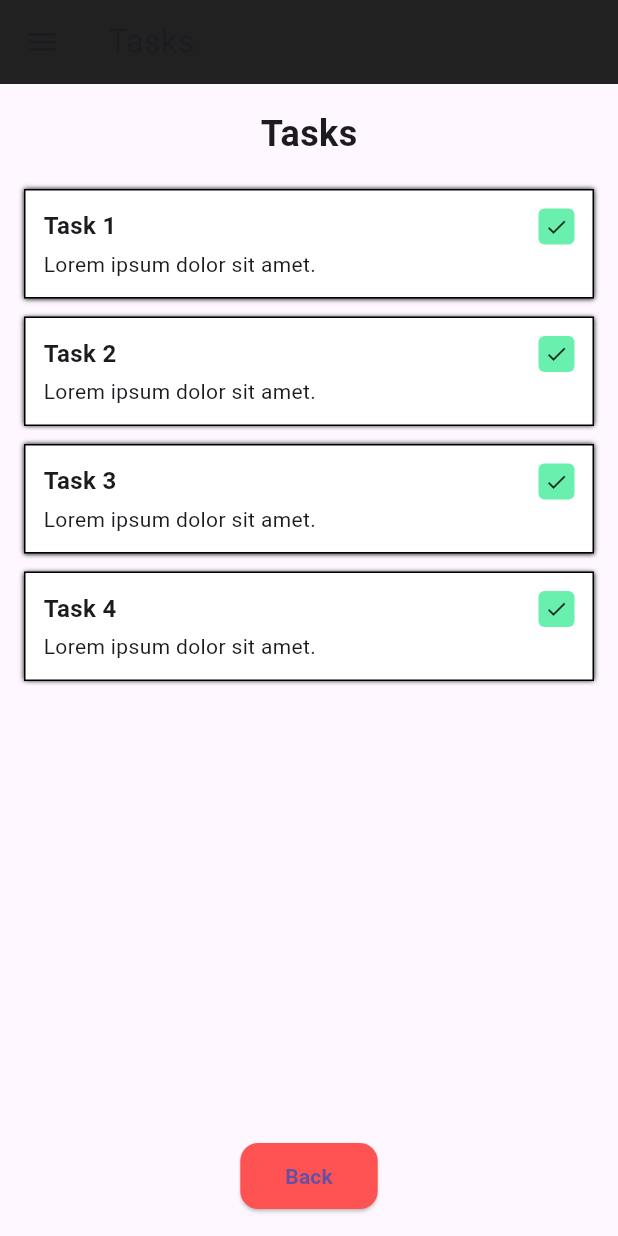
After one commit to HorsesDevelopers/iot-mobile, a Flutter app: the TasksPage screen opened by its route, on a phone screen of 412 x 824 dp. The commit adds this screen. Run offline on Flutter 3.47's test engine with Material 3 defaults, Android fonts, the phone set to English and light mode, and no system bars; our stand-ins replace dartz, equatable, shared_preferences; accounts and stored records are empty; network calls fail.

Commit message:
feat(tasks): create tasks page

```diff
--- a/lib/features/home/presentation/pages/home_page.dart
+++ b/lib/features/home/presentation/pages/home_page.dart
@@ -199,7 +199,11 @@ class _HomePageState extends State<HomePage> {
 
   Widget _buildActionButton(String text) {
     return ElevatedButton(
-      onPressed: () {},
+      onPressed: () {
+        if (text == 'See Tasks') {
+          Navigator.pushReplacementNamed(context, '/tasks');
+        }
+      },
       style: ElevatedButton.styleFrom(
         backgroundColor: Colors.redAccent.shade100,
         padding: const EdgeInsets.symmetric(vertical: 12),
--- /dev/null
+++ b/lib/features/tasks/application/task_provider.dart
@@ -0,0 +1,18 @@
+import 'package:flutter/material.dart';
+
+class TaskProvider extends ChangeNotifier {
+  final List<String> _tasks = ['Task 1', 'Task 2', 'Task 3', 'Task 4'];
+
+  List<String> get tasks => _tasks;
+
+  void removeTask(int index) {
+    _tasks.removeAt(index);
+    notifyListeners();
+  }
+
+  void resetTasks() {
+    _tasks.clear();
+    _tasks.addAll(['Task 1', 'Task 2', 'Task 3', 'Task 4']);
+    notifyListeners();
+  }
+}
--- /dev/null
+++ b/lib/features/tasks/presentation/pages/tasks_page.dart
@@ -0,0 +1,57 @@
+import 'package:flutter/material.dart';
+import 'package:provider/provider.dart';
+import '../widgets/task_card.dart';
+import 'package:mobile/features/tasks/application/task_provider.dart';
+
+class TasksPage extends StatelessWidget {
+  const TasksPage({super.key});
+
+  @override
+  Widget build(BuildContext context) {
+    final taskProvider = Provider.of<TaskProvider>(context);
+    final tasks = taskProvider.tasks;
+
+    return Scaffold(
+      appBar: AppBar(
+        title: const Text('Tasks'),
+        backgroundColor: Colors.black87,
+      ),
+      drawer: const Drawer(),
+      body: Padding(
+        padding: const EdgeInsets.all(16.0),
+        child: Column(
+          children: [
+            const Text('Tasks',
+                style: TextStyle(fontSize: 24, fontWeight: FontWeight.bold)),
+            const SizedBox(height: 20),
+            Expanded(
+              child: ListView.builder(
+                itemCount: tasks.length,
+                itemBuilder: (context, index) {
+                  return TaskCard(
+                    title: tasks[index],
+                    description: 'Lorem ipsum dolor sit amet.',
+                    onCheck: () => taskProvider.removeTask(index),
+                  );
+                },
+              ),
+            ),
+            ElevatedButton(
+              onPressed: () {
+                Navigator.pushReplacementNamed(context, '/home');
+              },
+              style: ElevatedButton.styleFrom(
+                backgroundColor: Colors.redAccent,
+                padding: const EdgeInsets.symmetric(horizontal: 30, vertical: 12),
+                shape: RoundedRectangleBorder(
+                    borderRadius: BorderRadius.circular(12)),
+              ),
+              child: const Text('Back',
+                  style: TextStyle(fontWeight: FontWeight.bold)),
+            )
+          ],
+        ),
+      ),
+    );
+  }
+}
--- /dev/null
+++ b/lib/features/tasks/presentation/widgets/task_card.dart
@@ -0,0 +1,55 @@
+import 'package:flutter/material.dart';
+
+class TaskCard extends StatelessWidget {
+  final String title;
+  final String description;
+  final VoidCallback onCheck;
+
+  const TaskCard({
+    super.key,
+    required this.title,
+    required this.description,
+    required this.onCheck,
+  });
+
+  @override
+  Widget build(BuildContext context) {
+    return Container(
+      margin: const EdgeInsets.only(bottom: 12),
+      padding: const EdgeInsets.all(12),
+      decoration: BoxDecoration(
+        border: Border.all(),
+        color: Colors.white,
+        boxShadow: const [BoxShadow(blurRadius: 2)],
+      ),
+      child: Row(
+        crossAxisAlignment: CrossAxisAlignment.start,
+        children: [
+          Expanded(
+            child: Column(
+              crossAxisAlignment: CrossAxisAlignment.start,
+              children: [
+                Text(title,
+                    style:
+                    const TextStyle(fontSize: 16, fontWeight: FontWeight.bold)),
+                const SizedBox(height: 4),
+                Text(description),
+              ],
+            ),
+          ),
+          InkWell(
+            onTap: onCheck,
+            child: Container(
+              decoration: BoxDecoration(
+                color: Colors.greenAccent,
+                borderRadius: BorderRadius.circular(4),
+              ),
+              padding: const EdgeInsets.all(4),
+              child: const Icon(Icons.check, size: 16),
+            ),
+          )
+        ],
+      ),
+    );
+  }
+}
--- a/lib/main.dart
+++ b/lib/main.dart
@@ -17,6 +17,8 @@ import 'features/notifications/domain/usecases/get_notifications_use_case.dart';
 import 'features/notifications/infrastructure/datasources/notification_remote_data_source.dart';
 import 'features/notifications/infrastructure/repositories/notification_repository_impl.dart';
 import 'features/notifications/presentation/pages/notifications_page.dart';
+import 'features/tasks/presentation/pages/tasks_page.dart';
+import 'features/tasks/application/task_provider.dart';
 
 void main() async {
   WidgetsFlutterBinding.ensureInitialized();
@@ -107,6 +109,9 @@ class MyApp extends StatelessWidget {
           ),
           lazy: false,
         ),
+        ChangeNotifierProvider<TaskProvider>(
+          create: (context) => TaskProvider(),
+        ),
       ],
       child: MaterialApp(
         title: 'FeedGuard',
@@ -120,6 +125,7 @@ class MyApp extends StatelessWidget {
           '/register': (context) => const RegisterPage(),
           '/home': (context) => const HomePage(),
           '/notifications': (context) => const NotificationsPage(),
+          '/tasks': (context) => const TasksPage(),
         },
       ),
     );
```
